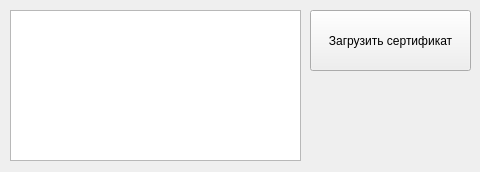
First picture: the form in Cert.ui, repository UnShtier/SORM_GUI, before the edit.
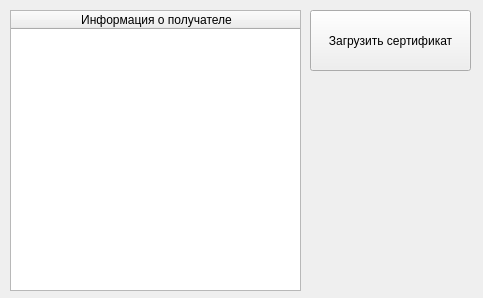
Second picture: the form after the edit.

Diff of the .ui file:
```diff
--- a/Cert.ui
+++ b/Cert.ui
@@ -6,8 +6,8 @@
    <rect>
     <x>0</x>
     <y>0</y>
-    <width>480</width>
-    <height>172</height>
+    <width>483</width>
+    <height>298</height>
    </rect>
   </property>
   <property name="sizePolicy">
@@ -19,16 +19,6 @@
   <property name="windowTitle">
    <string>Сертификаты</string>
   </property>
-  <widget class="QTextBrowser" name="basic_info">
-   <property name="geometry">
-    <rect>
-     <x>10</x>
-     <y>10</y>
-     <width>291</width>
-     <height>151</height>
-    </rect>
-   </property>
-  </widget>
   <widget class="QPushButton" name="pushButton">
    <property name="geometry">
     <rect>
@@ -42,6 +32,39 @@
     <string>Загрузить сертификат</string>
    </property>
   </widget>
+  <widget class="QTableWidget" name="tableWidget">
+   <property name="geometry">
+    <rect>
+     <x>10</x>
+     <y>10</y>
+     <width>291</width>
+     <height>281</height>
+    </rect>
+   </property>
+   <property name="sizePolicy">
+    <sizepolicy hsizetype="Fixed" vsizetype="Fixed">
+     <horstretch>0</horstretch>
+     <verstretch>0</verstretch>
+    </sizepolicy>
+   </property>
+   <property name="dragDropOverwriteMode">
+    <bool>false</bool>
+   </property>
+   <property name="selectionMode">
+    <enum>QAbstractItemView::SingleSelection</enum>
+   </property>
+   <property name="columnCount">
+    <number>1</number>
+   </property>
+   <attribute name="horizontalHeaderDefaultSectionSize">
+    <number>291</number>
+   </attribute>
+   <column>
+    <property name="text">
+     <string>Информация о получателе</string>
+    </property>
+   </column>
+  </widget>
  </widget>
  <resources/>
  <connections/>
```
